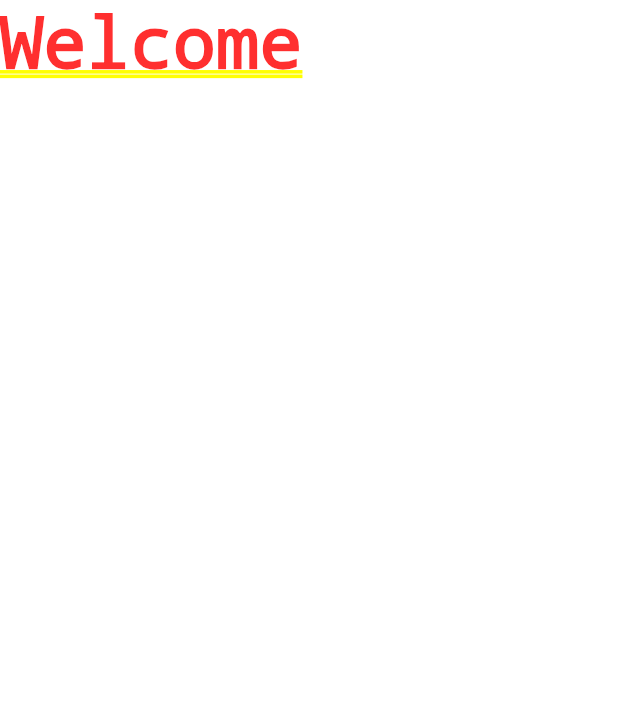
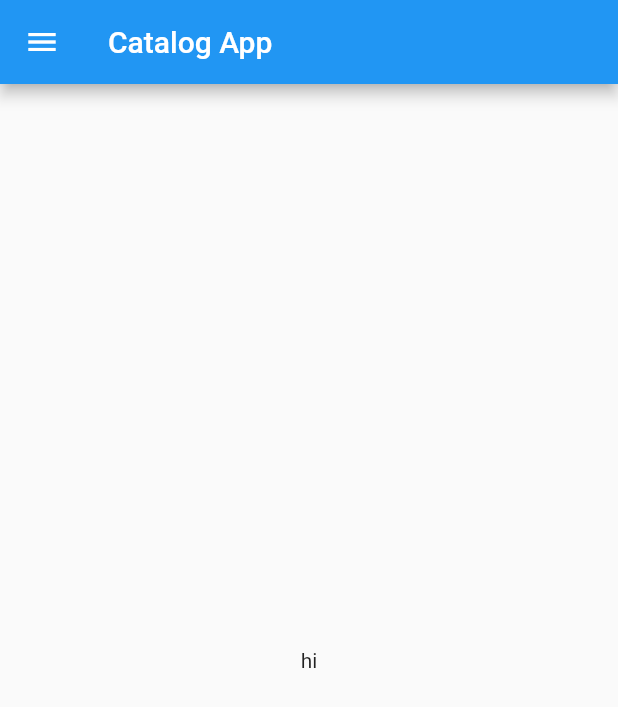
Before and after one commit to sakshinagori874/catalogapp, a Flutter app: the screen it shows after launch, on a phone screen of 412 x 824 dp. Shown: the top 707 px of the screen. Run offline on Flutter 3.47's test engine with Material 2 defaults, Android fonts, the phone set to English and light mode, and no system bars.

Commit message:
day2 completed

```diff
--- /dev/null
+++ b/lib/home_page.dart
@@ -0,0 +1,18 @@
+import 'package:flutter/material.dart';
+
+class HomePage extends StatelessWidget {
+  @override
+  Widget build(BuildContext context) {
+    return Scaffold(
+      appBar: AppBar(
+        title: Text("Catalog App"),
+      ),
+      body: Center(
+        child: Container(
+          child: Text("hi"),
+        ),
+      ),
+      drawer: Drawer(),
+    );
+  }
+}
--- a/lib/main.dart
+++ b/lib/main.dart
@@ -1,3 +1,4 @@
+import 'package:catalog/home_page.dart';
 import 'package:flutter/material.dart';
 
 void main() {
@@ -5,14 +6,11 @@ void main() {
 }
 
 class MyApp extends StatelessWidget {
-  const MyApp({ Key? key }) : super(key: key);
-
   @override
   Widget build(BuildContext context) {
     return MaterialApp(
-      home:Container(
-        child: Text("Welcome")
-      ),
+      debugShowCheckedModeBanner: false,
+      home: HomePage(),
     );
   }
 }
```
